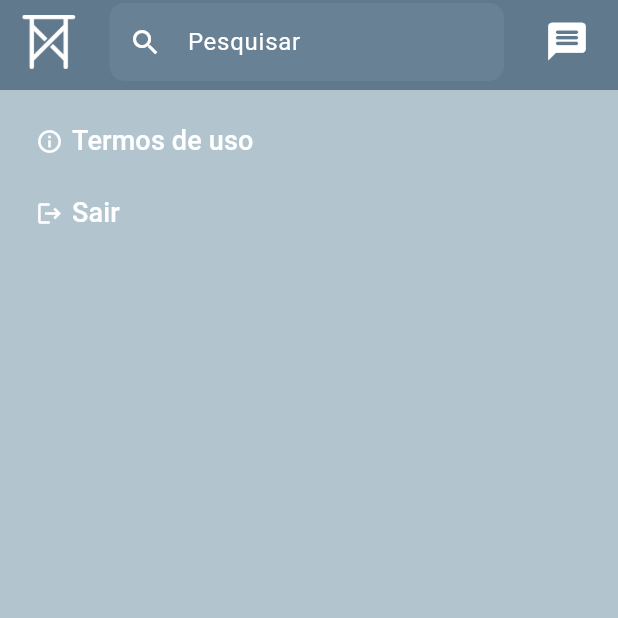
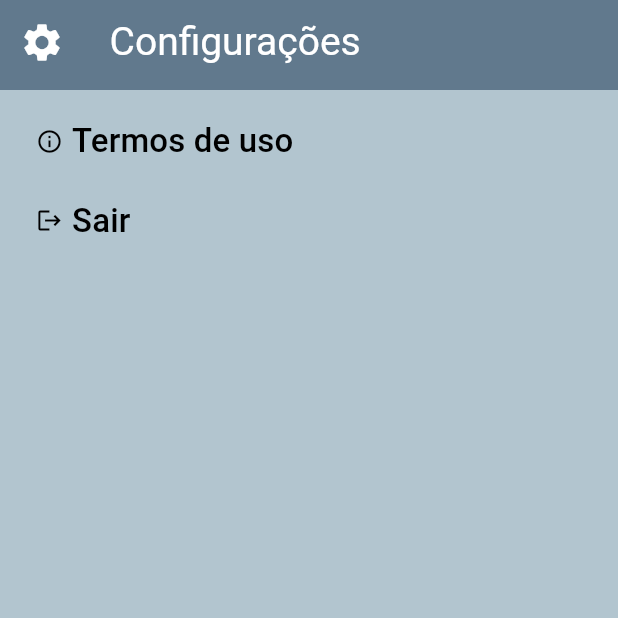
Before and after one commit to Trthomaz/sistema_de_anuncios, a Flutter app: the Configs screen opened directly, on a phone screen of 412 x 824 dp, the top half of it. Run offline on Flutter 3.47's test engine with Material 3 defaults, Android fonts, the phone set to English and light mode, and no system bars; our stand-ins replace flutter_rating_bar.

Commit message:
Requisição Front

```diff
--- a/Front/lib/main.dart
+++ b/Front/lib/main.dart
@@ -1,7 +1,7 @@
 import 'package:flutter/material.dart';
 import 'package:sistema_de_anuncios/pages/login.dart';
 
-void main() {
+void main() async {
   runApp(MaterialApp(
       title: "Andaime",
       debugShowCheckedModeBanner: false,
--- a/Front/lib/pages/navigation/configs.dart
+++ b/Front/lib/pages/navigation/configs.dart
@@ -1,6 +1,5 @@
 import 'package:flutter/material.dart';
 import 'package:sistema_de_anuncios/pages/login.dart';
-import 'package:sistema_de_anuncios/pages/pesquisa.dart';
 
 class Configs extends StatefulWidget {
   const Configs({super.key});
@@ -22,80 +21,24 @@ class _ConfigsState extends State<Configs> {
             child: AppBar(
               backgroundColor: Theme.of(context).primaryColor,
               elevation: 3,
-              leading: Padding(
-                // Leading é o ícone à esquerda do AppBar
-                padding: const EdgeInsets.only(
-                    left: 10, top: 10, bottom: 10, right: 1),
-                child: Image.asset(
-                  // Imagem do ícone do app
-                  'assets/images/andaime.png',
-                  fit: BoxFit.contain,
-                  width: 0.5,
-                  height: 0.5,
-                ),
+              leading: Icon(
+                Icons.settings,
+                color: Theme.of(context).primaryColorLight,
+                size: 30,
               ),
               title: Padding(
-                padding: const EdgeInsets.all(1),
-                child: TextField(
-                  onTap: () {
-                    setState(() {
-                      // TODO: Mudar animação de transição
-                      Navigator.push(
-                        context,
-                        MaterialPageRoute(builder: (context) => Pesquisa()),
-                      );
-                    });
-                  },
-                  readOnly: true,
-                  autocorrect: false,
-                  style: TextStyle(
-                    color: Theme.of(context).primaryColorLight,
-                    fontSize: 16,
-                  ),
-                  decoration: InputDecoration(
-                    border: OutlineInputBorder(
-                      borderRadius: BorderRadius.circular(10),
-                      borderSide: BorderSide.none,
-                    ),
-                    filled: true,
-                    fillColor: Theme.of(context).cardColor.withOpacity(0.1),
-                    prefixIcon: Icon(
-                      Icons.search,
-                      size: 22,
-                      color: Theme.of(context).primaryColorLight,
-                    ),
-                    contentPadding: EdgeInsets.symmetric(vertical: 14),
-                    hintText: "Pesquisar",
-                    hintStyle: TextStyle(
-                      color: Theme.of(context).primaryColorLight,
-                      fontSize: 16,
-                    ),
-                  ),
-                ),
-              ),
-              actions: [
-                // Actions é o ícone à direita do AppBar
-                Padding(
-                  padding: const EdgeInsets.only(
-                      left: 1, top: 10, bottom: 10, right: 10),
-                  child: IconButton(
-                    padding: EdgeInsets.only(bottom: 1),
-                    icon: Icon(
-                      Icons.message_rounded,
-                      color: Theme.of(context).primaryColorLight,
-                      size: 30,
-                    ),
-                    onPressed: () {
-                      // TODO: Implementar pra abrir a tela de mensagens
-                    },
-                  ),
-                ),
-              ],
+                  padding: const EdgeInsets.all(1),
+                  child: Text(
+                    "Configurações",
+                    style: TextStyle(
+                        color: Theme.of(context).primaryColorLight,
+                        fontSize: 26),
+                  )),
             ),
           ),
           body: LayoutBuilder(builder: (context, constraints) {
             double buttonWidth = constraints.maxWidth;
-            double buttonHeight = 30;
+            double buttonHeight = 40;
             return Column(
               crossAxisAlignment: CrossAxisAlignment.start,
               children: [
@@ -116,7 +59,7 @@ class _ConfigsState extends State<Configs> {
                         children: [
                           Icon(
                             Icons.info_outline,
-                            color: Theme.of(context).primaryColorLight,
+                            color: Theme.of(context).primaryColorDark,
                           ),
                           SizedBox(
                             width: 6,
@@ -124,13 +67,16 @@ class _ConfigsState extends State<Configs> {
                           Text(
                             "Termos de uso",
                             style: TextStyle(
-                              color: Theme.of(context).primaryColorLight,
-                              fontSize: 18,
+                              color: Theme.of(context).primaryColorDark,
+                              fontSize: 22,
                             ),
                           ),
                         ],
                       ),
                     )),
+                SizedBox(
+                  height: 5,
+                ),
                 FilledButton(
                     onPressed: () {
                       Navigator.push(
@@ -148,7 +94,7 @@ class _ConfigsState extends State<Configs> {
                         children: [
                           Icon(
                             Icons.logout,
-                            color: Theme.of(context).primaryColorLight,
+                            color: Theme.of(context).primaryColorDark,
                           ),
                           SizedBox(
                             width: 6,
@@ -156,8 +102,8 @@ class _ConfigsState extends State<Configs> {
                           Text(
                             "Sair",
                             style: TextStyle(
-                              color: Theme.of(context).primaryColorLight,
-                              fontSize: 18,
+                              color: Theme.of(context).primaryColorDark,
+                              fontSize: 22,
                             ),
                           ),
                         ],
--- a/Front/pubspec.yaml
+++ b/Front/pubspec.yaml
@@ -31,6 +31,7 @@ dependencies:
   flutter:
     sdk: flutter
   flutter_rating_bar: ^4.0.0
+  http: ^0.13.5
 
   # The following adds the Cupertino Icons font to your application.
   # Use with the CupertinoIcons class for iOS style icons.
```
Also changed, not shown: Front/lib/pages/login.dart (+58 -9 lines), Front/lib/pages/navigation/home.dart (+28 -26 lines), Front/pubspec.lock.
